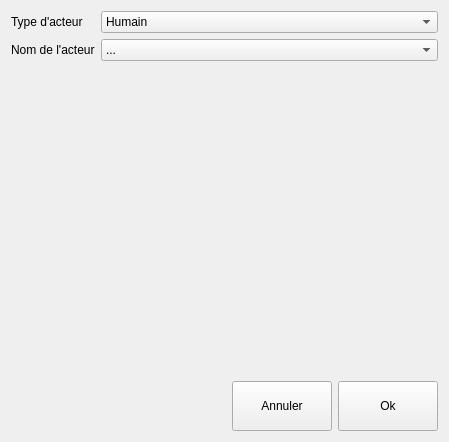
Above: selectactorwidget.ui from VaelK/snake before the change. Below: the same form after it.
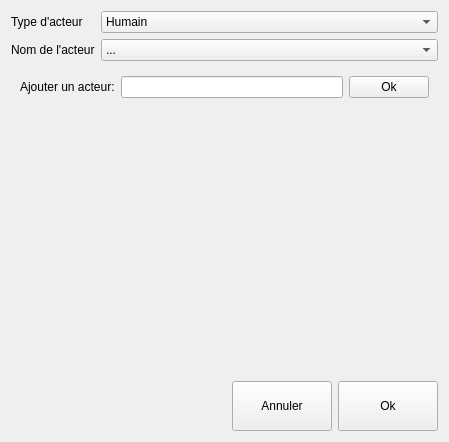
That is the form after the change.

Commit message: Fix - Actor selection with new human actor

```diff
--- a/selectactorwidget.ui
+++ b/selectactorwidget.ui
@@ -60,6 +60,38 @@
        </item>
       </layout>
      </item>
+     <item>
+      <widget class="QWidget" name="widget" native="true">
+       <property name="minimumSize">
+        <size>
+         <width>0</width>
+         <height>0</height>
+        </size>
+       </property>
+       <layout class="QHBoxLayout" name="horizontalLayout">
+        <item>
+         <widget class="QLabel" name="addActorLabel">
+          <property name="enabled">
+           <bool>true</bool>
+          </property>
+          <property name="text">
+           <string>Ajouter un acteur:</string>
+          </property>
+         </widget>
+        </item>
+        <item>
+         <widget class="QLineEdit" name="nameNewActor"/>
+        </item>
+        <item>
+         <widget class="QPushButton" name="addNewActorButt">
+          <property name="text">
+           <string>Ok</string>
+          </property>
+         </widget>
+        </item>
+       </layout>
+      </widget>
+     </item>
      <item>
       <spacer name="verticalSpacer_3">
        <property name="orientation">
```
The commit also changes 5 other files.
